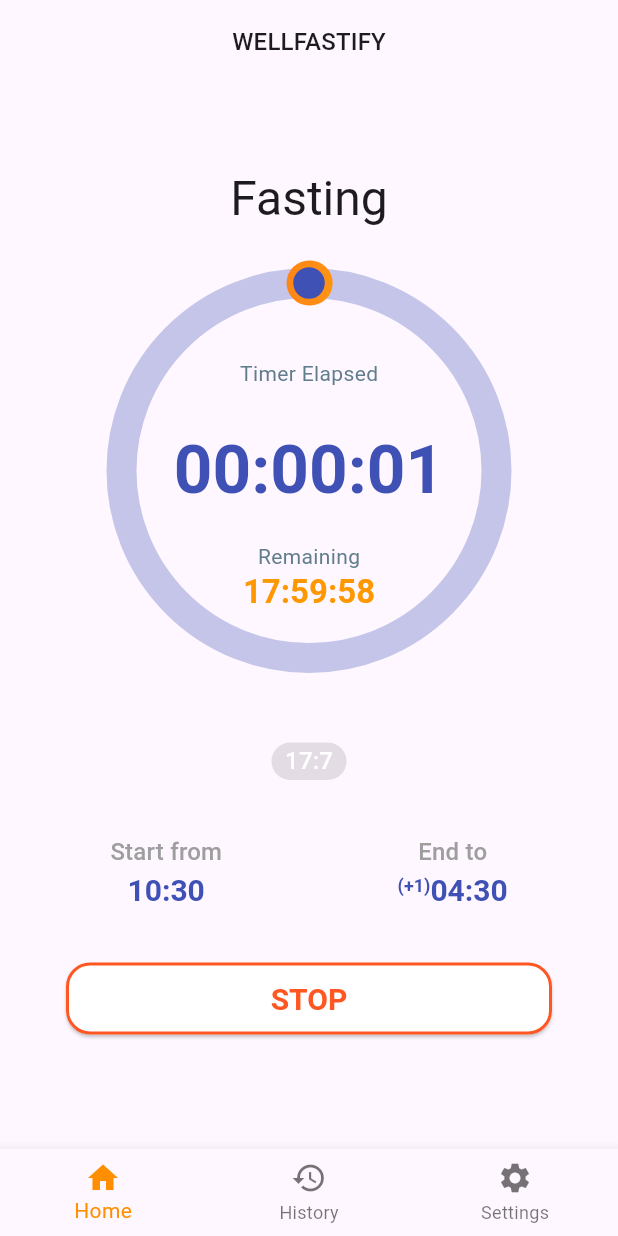
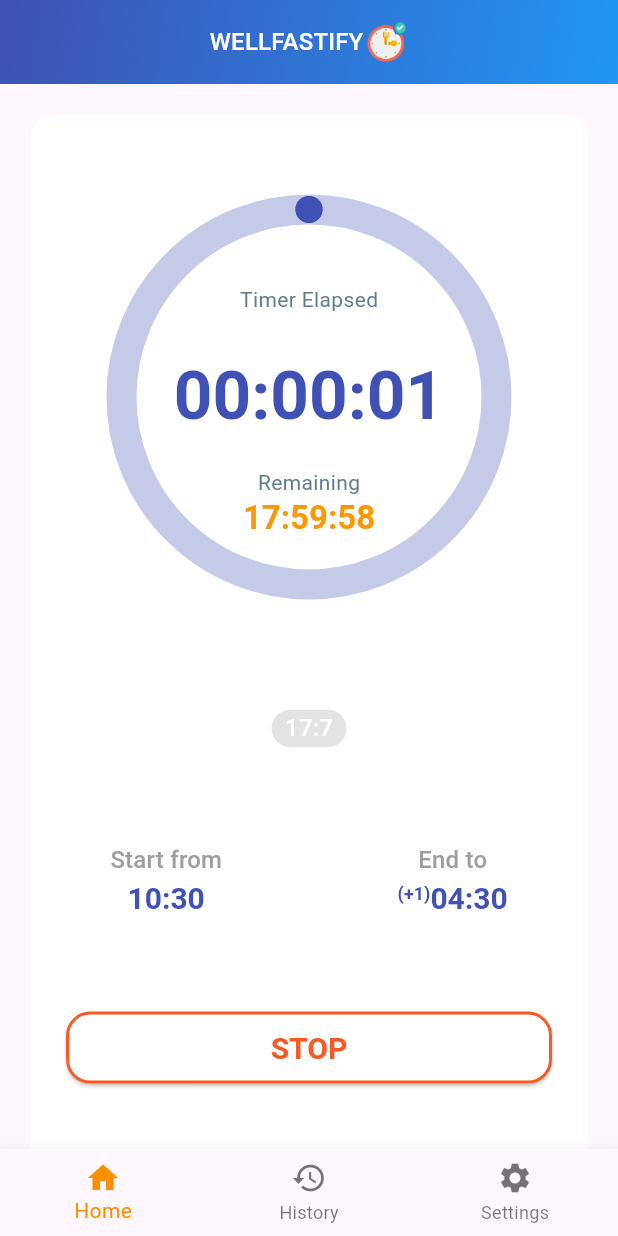
Before and after one commit to inaudy/wellfastify, a Flutter app: the screen it shows after launch, after a tap on "START", on a phone screen of 412 x 824 dp. Run offline on Flutter 3.47's test engine with Material 3 defaults, Android fonts, the light colour scheme and no system bars; our stand-ins replace flutter_bloc, google_fonts, shared_preferences.

```diff
--- a/lib/presentation/pages/homepage.dart
+++ b/lib/presentation/pages/homepage.dart
@@ -1,4 +1,3 @@
-// ignore_for_file: must_be_immutable
 import 'package:wellfastify/clock/clock_bloc.dart';
 import 'package:wellfastify/presentation/theme_constants.dart';
 import 'package:wellfastify/presentation/widgets/circular_timer.dart';
@@ -32,30 +31,54 @@
 
     return Scaffold(
       appBar: AppBar(
-        title: Text(
+        flexibleSpace: Container(
+          decoration: const BoxDecoration(
+            gradient: LinearGradient(
+              colors: [Colors.indigo, Colors.blue],
+              begin: Alignment.topLeft,
+              end: Alignment.bottomRight,
+            ),
+          ),
+        ),
+        title: Row(
+          mainAxisAlignment: MainAxisAlignment.center,
+          children: [
+            Text(
               'WELLFASTIFY',
-          style: Theme.of(context).textTheme.titleMedium,
+              style: Theme.of(context)
+                  .textTheme
+                  .titleMedium!
+                  .copyWith(color: Colors.white),
             ),
-        centerTitle: true,
+            SizedBox(
+              width: 30,
+              child: Image.asset('assets/images/fasting-icon.png'),
+            )
+          ],
         ),
-      body: SingleChildScrollView(
+      ),
+      body: LayoutBuilder(
+        builder: (context, constraints) {
+          return SingleChildScrollView(
+            child: ConstrainedBox(
+              constraints: BoxConstraints(
+                minHeight: constraints.maxHeight,
+              ),
+              child: IntrinsicHeight(
                 child: Column(
                   mainAxisAlignment: MainAxisAlignment.center,
                   children: [
-            const SizedBox(
-              height: 10,
-            ),
+                    const SizedBox(height: 10),
                     Container(
-              margin: const EdgeInsets.symmetric(horizontal: 20, vertical: 10),
+                      margin: const EdgeInsets.symmetric(
+                          horizontal: 20, vertical: 10),
                       decoration: boxWidgetsDecoration,
                       child: SizedBox(
-                // ajustar altura dinamicamente aqui
-                height: 650,
+                        height: constraints.maxHeight,
                         child: Column(
                           mainAxisAlignment: MainAxisAlignment.spaceEvenly,
                           children: [
-                    Text('Fasting',
-                        style: Theme.of(context).textTheme.headlineLarge),
+                            // Replace CircularTimer with a placeholder or your own implementation
                             const CircularTimer(),
                             Row(
                               mainAxisSize: MainAxisSize.min,
@@ -67,7 +90,6 @@
                                     height: 25,
                                     child: BlocBuilder<ClockBloc, ClockState>(
                                       builder: (context, state) {
-                                //boton mas grande aqui
                                         return ElevatedButton(
                                           onPressed: state is! ClockInitial
                                               ? null
@@ -97,7 +119,8 @@
                               mainAxisAlignment: MainAxisAlignment.spaceEvenly,
                               children: [
                                 Padding(
-                          padding: const EdgeInsets.symmetric(horizontal: 20),
+                                  padding: const EdgeInsets.symmetric(
+                                      horizontal: 20),
                                   child: Column(
                                     children: [
                                       Text(
@@ -120,11 +143,10 @@
                                     ],
                                   ),
                                 ),
-                        const SizedBox(
-                          width: 10,
-                        ),
+                                const SizedBox(width: 10),
                                 Padding(
-                          padding: const EdgeInsets.symmetric(horizontal: 20),
+                                  padding: const EdgeInsets.symmetric(
+                                      horizontal: 20),
                                   child: Column(
                                     children: [
                                       Text(
@@ -141,14 +163,15 @@
                                                 CrossAxisAlignment.start,
                                             children: [
                                               Padding(
-                                        padding:
-                                            const EdgeInsets.only(bottom: 5),
+                                                padding: const EdgeInsets.only(
+                                                    bottom: 5),
                                                 child: Text('(+1)',
                                                     style: Theme.of(context)
                                                         .textTheme
                                                         .titleLarge!
                                                         .copyWith(
-                                                    fontWeight: FontWeight.bold,
+                                                            fontWeight:
+                                                                FontWeight.bold,
                                                             color: color1,
                                                             fontSize: 12)),
                                               ),
@@ -186,6 +209,10 @@
                   ],
                 ),
               ),
+            ),
+          );
+        },
+      ),
       bottomNavigationBar: BottomNavigationBar(
         items: const <BottomNavigationBarItem>[
           BottomNavigationBarItem(
--- a/lib/presentation/theme_constants.dart
+++ b/lib/presentation/theme_constants.dart
@@ -18,7 +18,7 @@
 
 // Boxes widget shadow and borders
 BoxDecoration boxWidgetsDecoration = BoxDecoration(
-    //color: Colors.white,
+    color: Colors.white,
     borderRadius: const BorderRadius.all(
       Radius.circular(16),
     ),
--- a/lib/presentation/widgets/circular_canvas.dart
+++ b/lib/presentation/widgets/circular_canvas.dart
@@ -42,7 +42,7 @@
 
     Paint progressPaint = Paint()
       ..style = PaintingStyle.stroke
-      ..strokeWidth = 30.0
+      ..strokeWidth = 20.0
       ..strokeCap = StrokeCap.round
       ..shader = _buildGradient(size);
 
@@ -57,10 +57,13 @@
 
     Offset center = Offset(size.width / 2, size.height / 2);
     double radius = size.width / 2;
+
+    // Draw bacground circle
     canvas.drawCircle(center, radius, backgroundPaint);
 
-    double angle = 2 * pi;
-    angle = angle * (progress > 0 ? progress + 0.001 : progress);
+    // Draw the arc
+    double angle = 2 * pi * progress;
+
     canvas.drawArc(
       Rect.fromCircle(center: center, radius: radius),
       -pi / 2,
@@ -68,21 +71,16 @@
       false,
       progressPaint,
     );
-    double elapsedAngle = -pi / 2 + 2 * pi * progress;
-    double elapsedX = center.dx + radius * cos(elapsedAngle);
-    double elapsedY = center.dy + radius * sin(elapsedAngle);
 
-    canvas.drawCircle(
-      Offset(center.dx + radius * cos(-pi / 2 + 2 * pi),
-          center.dy + radius * sin(-pi / 2 + 2 * pi)),
-      9.0,
-      borderPaintStarted,
-    );
-    canvas.drawCircle(
-      Offset(elapsedX, elapsedY),
-      10.0,
-      elapsedPaintCircle,
-    );
+    // Draw start circle
+    double startX = center.dx + radius * cos(-pi / 2);
+    double startY = center.dy + radius * sin(-pi / 2);
+    canvas.drawCircle(Offset(startX, startY), 9.0, elapsedPaintCircle);
+
+    // Draw end circle
+    double endX = center.dx + radius * cos(-3.141592653589793 / 2 + angle);
+    double endY = center.dy + radius * sin(-3.141592653589793 / 2 + angle);
+    canvas.drawCircle(Offset(endX, endY), 9.0, elapsedPaintCircle);
   }
 
   @override
--- a/pubspec.yaml
+++ b/pubspec.yaml
@@ -63,8 +63,8 @@
   uses-material-design: true
 
   # To add assets to your application, add an assets section, like this:
-  # assets:
-  #   - images/a_dot_burr.jpeg
+  assets:
+    - assets/images/fasting-icon.png
   #   - images/a_dot_ham.jpeg
 
   # An image asset can refer to one or more resolution-specific "variants", see
```
Also changed, not shown: assets/images/fasting-icon.png (added). Lines whose indentation alone changed are shown as unchanged.
